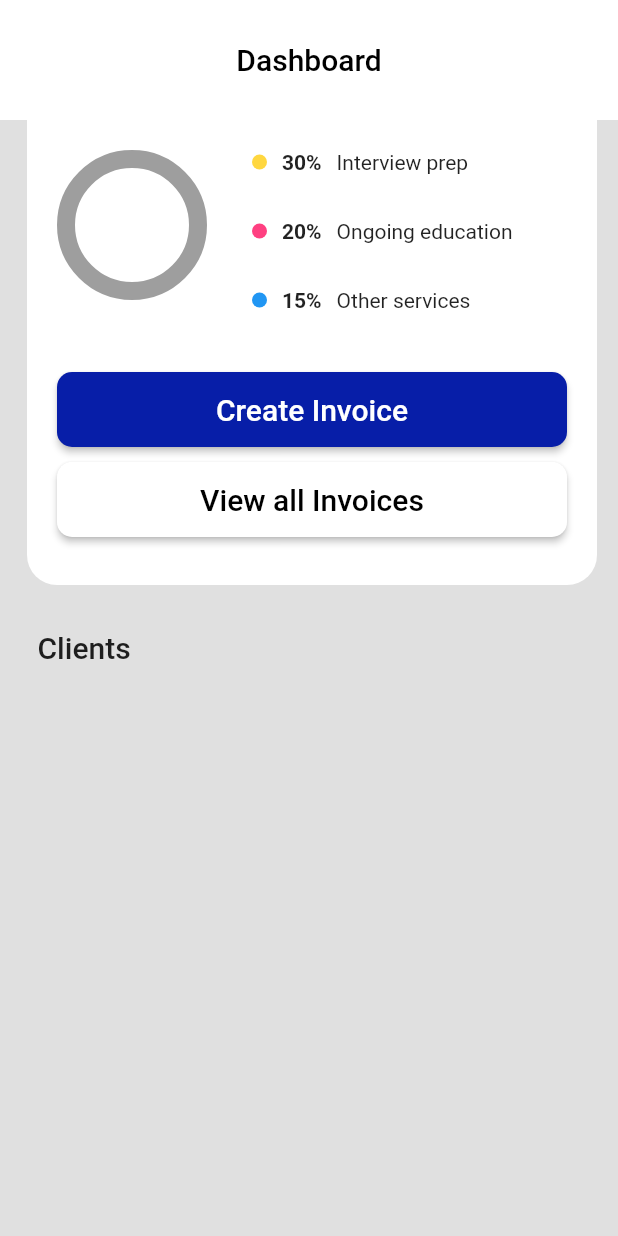
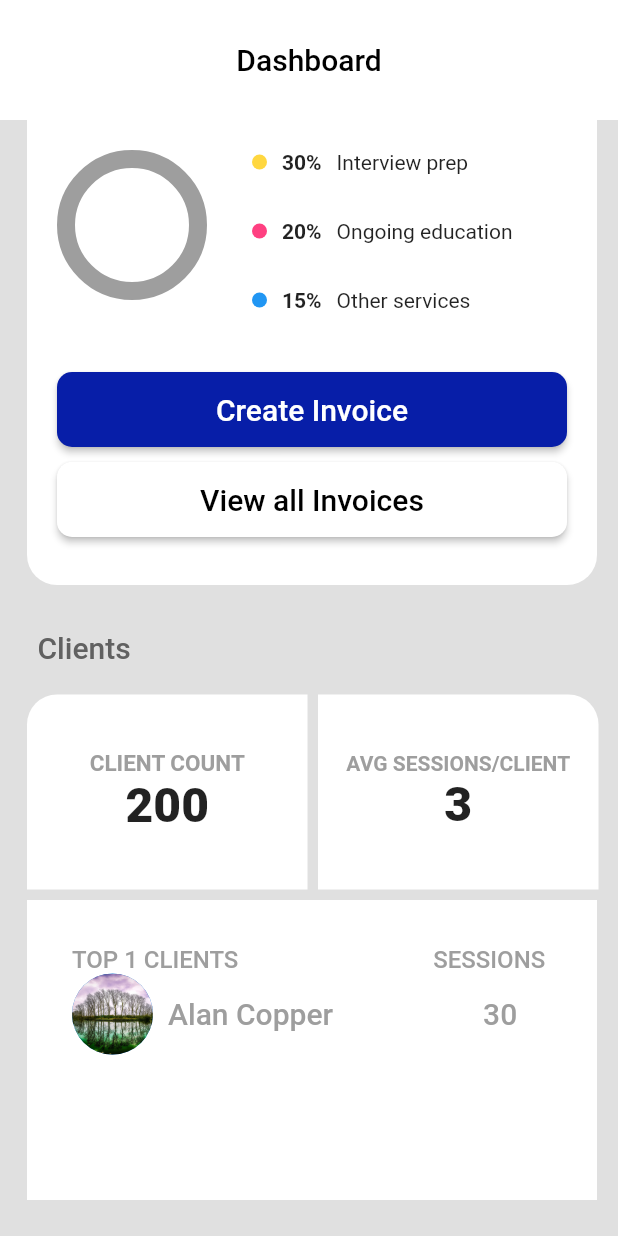
Before and after one commit to Saqib-Sizan-Khan/Flutter_repo, a Flutter app: the screen it shows after launch, on a phone screen of 412 x 824 dp. Run offline on Flutter 3.47's test engine with Material 2 defaults, Android fonts, the phone set to English and light mode, and no system bars; drawn by our look-alikes of percent_indicator; our stand-ins replace floating_bottom_navigation_bar, font_awesome_flutter.

Commit message:
Dashboard UI update

```diff
--- /dev/null
+++ b/test_etl1/lib/StateFull_Widgets/dashboardUI.dart
@@ -0,0 +1,167 @@
+import 'package:flutter/material.dart';
+import 'package:test_etl1/StateFull_Widgets/progress_function.dart';
+
+class Dashboard extends StatelessWidget {
+  const Dashboard({Key? key}) : super(key: key);
+
+  @override
+  Widget build(BuildContext context) {
+    return Scaffold(
+        backgroundColor: Colors.grey[300],
+        appBar: AppBar(
+          title: Center(
+              child: Text(
+            'Dashboard',
+            style: TextStyle(color: Colors.black),
+          )),
+          toolbarHeight: 80,
+          backgroundColor: Colors.white,
+          elevation: 0.0,
+        ),
+        body: Column(
+          crossAxisAlignment: CrossAxisAlignment.start,
+          children: [
+            Progress_Function(),
+            Padding(
+              padding: const EdgeInsets.only(top: 30, left: 25, bottom: 20),
+              child: Text(
+                'Clients',
+                style: TextStyle(
+                    fontSize: 20,
+                    fontWeight: FontWeight.w500,
+                    color: Colors.grey[700]),
+              ),
+            ),
+            Row(
+              children: [
+                Container(
+                  width: 187,
+                  height: 130,
+                  padding: EdgeInsets.all(20),
+                  margin: EdgeInsets.only(left: 18),
+                  decoration: BoxDecoration(
+                      color: Colors.white,
+                      borderRadius:
+                          BorderRadius.only(topLeft: Radius.circular(20))),
+                  child: Column(
+                    mainAxisAlignment: MainAxisAlignment.center,
+                    children: [
+                      Text(
+                        'CLIENT COUNT',
+                        style: TextStyle(
+                            color: Colors.grey,
+                            fontWeight: FontWeight.w700,
+                            fontSize: 15),
+                      ),
+                      Text(
+                        '200',
+                        style: TextStyle(
+                            fontSize: 32, fontWeight: FontWeight.w800),
+                      ),
+                    ],
+                  ),
+                ),
+                Container(
+                  width: 187,
+                  height: 130,
+                  padding: EdgeInsets.all(18),
+                  margin: EdgeInsets.only(left: 7),
+                  decoration: BoxDecoration(
+                      color: Colors.white,
+                      borderRadius:
+                          BorderRadius.only(topRight: Radius.circular(20))),
+                  child: Column(
+                    mainAxisAlignment: MainAxisAlignment.center,
+                    children: [
+                      Text(
+                        'AVG SESSIONS/CLIENT',
+                        style: TextStyle(
+                            color: Colors.grey,
+                            fontWeight: FontWeight.w700,
+                            fontSize: 14),
+                      ),
+                      Text(
+                        '3',
+                        style: TextStyle(
+                            fontSize: 32, fontWeight: FontWeight.w800),
+                      ),
+                    ],
+                  ),
+                ),
+              ],
+            ),
+            SizedBox(
+              height: 7,
+            ),
+            Container(
+              width: 380,
+              height: 200,
+              padding: EdgeInsets.all(20),
+              margin: EdgeInsets.only(left: 18),
+              decoration: BoxDecoration(
+                color: Colors.white,
+              ),
+              child: Padding(
+                padding: const EdgeInsets.all(10.0),
+                child: Column(
+                  children: [
+                    Row(
+                      children: [
+                        Text(
+                          'TOP 1 CLIENTS',
+                          style: TextStyle(
+                              color: Colors.grey,
+                              fontSize: 16,
+                              fontWeight: FontWeight.w500),
+                        ),
+                        SizedBox(
+                          width: 130,
+                        ),
+                        Text(
+                          'SESSIONS',
+                          style: TextStyle(
+                              color: Colors.grey,
+                              fontSize: 16,
+                              fontWeight: FontWeight.w500),
+                        ),
+                      ],
+                    ),
+                    SizedBox(
+                      height: 0,
+                    ),
+                    Row(
+                      children: [
+                        CircleAvatar(
+                          radius: 27,
+                          backgroundImage: AssetImage('assets/images/29.jpg'),
+                        ),
+                        SizedBox(
+                          width: 10,
+                        ),
+                        Text(
+                          'Alan Copper',
+                          style: TextStyle(
+                              color: Colors.grey,
+                              fontSize: 20,
+                              fontWeight: FontWeight.w500),
+                        ),
+                        SizedBox(
+                          width: 100,
+                        ),
+                        Text(
+                          '30',
+                          style: TextStyle(
+                              color: Colors.grey,
+                              fontSize: 20,
+                              fontWeight: FontWeight.w500),
+                        ),
+                      ],
+                    )
+                  ],
+                ),
+              ),
+            )
+          ],
+        ));
+  }
+}
--- a/test_etl1/lib/StateFull_Widgets/demoUI.dart
+++ /dev/null
@@ -1,36 +0,0 @@
-import 'package:flutter/material.dart';
-import 'package:test_etl1/StateFull_Widgets/progress_function.dart';
-
-class DemoStatefull extends StatelessWidget {
-  const DemoStatefull({Key? key}) : super(key: key);
-
-  @override
-  Widget build(BuildContext context) {
-    return Scaffold(
-      backgroundColor: Colors.grey[300],
-      appBar: AppBar(
-        title: Center(
-            child: Text(
-          'Dashboard',
-          style: TextStyle(color: Colors.black),
-        )),
-        toolbarHeight: 80,
-        backgroundColor: Colors.white,
-        elevation: 0.0,
-      ),
-      body: Column(
-        crossAxisAlignment: CrossAxisAlignment.start,
-        children: [
-          Progress_Function(),
-
-          Padding(
-            padding: const EdgeInsets.only(top: 30, left: 25),
-            child: Text('Clients', style: TextStyle(fontSize: 20, fontWeight: FontWeight.w500),),
-          ),
-
-        ],
-      )
-
-    );
-  }
-}
--- a/test_etl1/lib/main.dart
+++ b/test_etl1/lib/main.dart
@@ -1,6 +1,6 @@
 import 'package:flutter/material.dart';
 import 'package:test_etl1/StateFull_Widgets/count_UI.dart';
-import 'package:test_etl1/StateFull_Widgets/demoUI.dart';
+import 'package:test_etl1/StateFull_Widgets/dashboardUI.dart';
 import 'package:test_etl1/UI_Design/demoUI2.dart';
 import 'package:test_etl1/UI_Design/demoUI.dart';
 import 'package:test_etl1/UI_Design/Progress_Indicator.dart';
@@ -30,7 +30,7 @@ class MyApp extends StatelessWidget {
   Widget build(BuildContext context) {
     return MaterialApp(
       debugShowCheckedModeBanner: false,
-      home: DemoStatefull(),
+      home: Dashboard(),
     );
   }
 }
```
